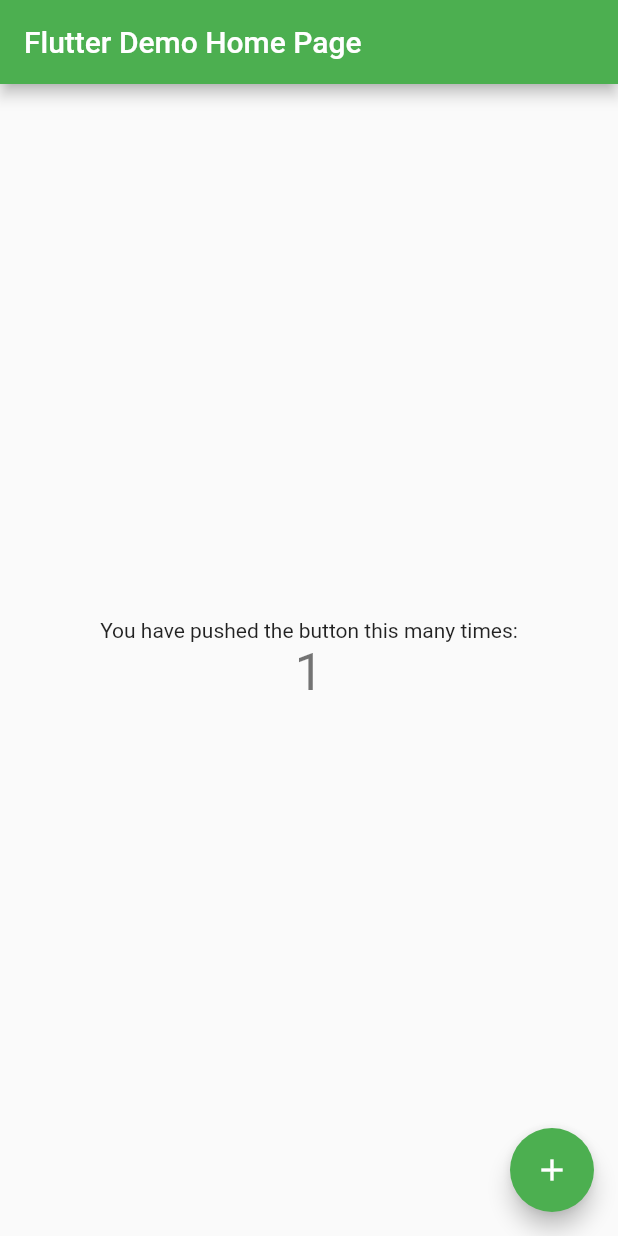
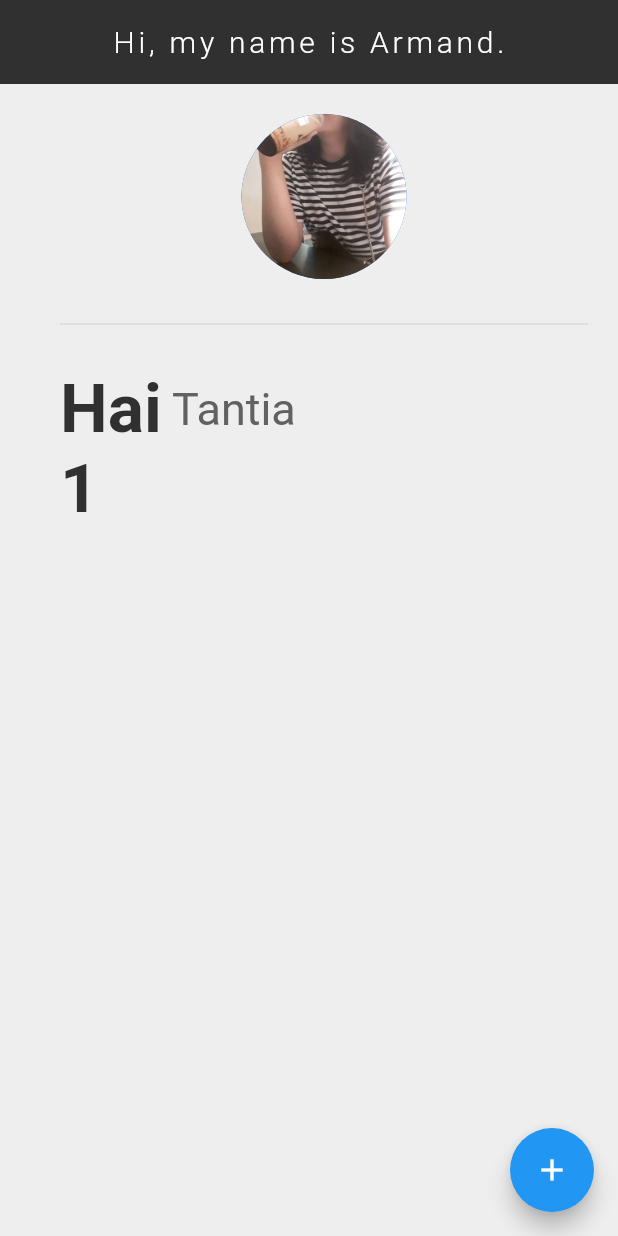
Before and after one commit to Alfariziarmand/fluttercourse, a Flutter app: the screen it shows after launch, after a tap on the "add" icon, on a phone screen of 412 x 824 dp. Run offline on Flutter 3.47's test engine with Material 2 defaults, Android fonts, the phone set to English and light mode, and no system bars.

Commit message:
end app-ID

```diff
--- a/lib/main.dart
+++ b/lib/main.dart
@@ -1,111 +1,85 @@
 import 'package:flutter/material.dart';
 
-void main() => runApp(MyApp());
+void main() => runApp(MaterialApp(
+  home: IdCard(),
+));
 
-class MyApp extends StatelessWidget {
-  // This widget is the root of your application.
+class IdCard extends StatefulWidget {
+  @override
+  _IdCardState createState() => _IdCardState();
+}
+
+class _IdCardState extends State<IdCard> {
+  int mylevel = 0;
   @override
   Widget build(BuildContext context) {
-    return MaterialApp(
-      title: 'Flutter Demo',
-      theme: ThemeData(
-        // This is the theme of your application.
-        //
-        // Try running your application with "flutter run". You'll see the
-        // application has a blue toolbar. Then, without quitting the app, try
-        // changing the primarySwatch below to Colors.green and then invoke
-        // "hot reload" (press "r" in the console where you ran "flutter run",
-        // or simply save your changes to "hot reload" in a Flutter IDE).
-        // Notice that the counter didn't reset back to zero; the application
-        // is not restarted.
-        primarySwatch: Colors.green,
+    return Scaffold(
+      floatingActionButton: FloatingActionButton(
+        onPressed: (){
+          setState(() {
+            mylevel += 1;
+          });
+        }, //onPressed
+        child: Icon(
+          Icons.add
         ),
-      home: MyHomePage(title: 'Flutter Demo Home Page'),
-    );
-  }
-}
-
-class MyHomePage extends StatefulWidget {
-  MyHomePage({Key key, this.title}) : super(key: key);
-
-  // This widget is the home page of your application. It is stateful, meaning
-  // that it has a State object (defined below) that contains fields that affect
-  // how it looks.
-
-  // This class is the configuration for the state. It holds the values (in this
-  // case the title) provided by the parent (in this case the App widget) and
-  // used by the build method of the State. Fields in a Widget subclass are
-  // always marked "final".
-
-  final String title;
-
-  @override
-  _MyHomePageState createState() => _MyHomePageState();
-}
-
-class _MyHomePageState extends State<MyHomePage> {
-  int _counter = 0;
-
-  void _incrementCounter() {
-    setState(() {
-      // This call to setState tells the Flutter framework that something has
-      // changed in this State, which causes it to rerun the build method below
-      // so that the display can reflect the updated values. If we changed
-      // _counter without calling setState(), then the build method would not be
-      // called again, and so nothing would appear to happen.
-      _counter++;
-    });
-  }
-
-  @override
-  Widget build(BuildContext context) {
-    // This method is rerun every time setState is called, for instance as done
-    // by the _incrementCounter method above.
-    //
-    // The Flutter framework has been optimized to make rerunning build methods
-    // fast, so that you can just rebuild anything that needs updating rather
-    // than having to individually change instances of widgets.
-    return Scaffold(
-      appBar: AppBar(
-        // Here we take the value from the MyHomePage object that was created by
-        // the App.build method, and use it to set our appbar title.
-        title: Text(widget.title),
       ),
-      body: Center(
-        // Center is a layout widget. It takes a single child and positions it
-        // in the middle of the parent.
+      backgroundColor: Colors.grey[200],
+      body: Padding(
+        padding: EdgeInsets.fromLTRB(40, 20, 20, 20),
+        child: Container(
           child: Column(
-          // Column is also a layout widget. It takes a list of children and
-          // arranges them vertically. By default, it sizes itself to fit its
-          // children horizontally, and tries to be as tall as its parent.
-          //
-          // Invoke "debug painting" (press "p" in the console, choose the
-          // "Toggle Debug Paint" action from the Flutter Inspector in Android
-          // Studio, or the "Toggle Debug Paint" command in Visual Studio Code)
-          // to see the wireframe for each widget.
-          //
-          // Column has various properties to control how it sizes itself and
-          // how it positions its children. Here we use mainAxisAlignment to
-          // center the children vertically; the main axis here is the vertical
-          // axis because Columns are vertical (the cross axis would be
-          // horizontal).
-          mainAxisAlignment: MainAxisAlignment.center,
+            crossAxisAlignment: CrossAxisAlignment.start,
             children: <Widget>[
-            Text(
-              'You have pushed the button this many times:',
+              Center(
+                child: CircleAvatar(
+                  backgroundImage: AssetImage('images/tantia.jpg'),
+                  radius: 55.0,
                 ),
-            Text(
-              '$_counter',
-              style: Theme.of(context).textTheme.display1,
+              ),
+              Divider(
+                height: 60.0,
+              ),
+              Row(
+                crossAxisAlignment: CrossAxisAlignment.center,
+                children: <Widget>[
+                  Text("Hai",
+                  style: TextStyle(
+                    color: Colors.grey[850],
+                    fontWeight: FontWeight.w700,
+                    fontSize: 45.0,
+                  ),
+                  ),
+                  Text(" Tantia",
+                  style: TextStyle(
+                      color: Colors.grey[700],
+                    fontSize: 30.0
+                    ),
+                  )
+                ],
+              ),
+              Text("$mylevel",
+                style: TextStyle(
+                  color: Colors.grey[850],
+                  fontWeight: FontWeight.w700,
+                  fontSize: 45.0,
+                ),
               ),
             ],
           ),
         ),
-      floatingActionButton: FloatingActionButton(
-        onPressed: _incrementCounter,
-        tooltip: 'Increment',
-        child: Icon(Icons.add),
-      ), // This trailing comma makes auto-formatting nicer for build methods.
+      ),
+      appBar: AppBar(
+        title: Text('Hi, my name is Armand.',
+        style: TextStyle(
+          letterSpacing: 2.5,
+          fontWeight: FontWeight.w300,
+          ),
+        ),
+        centerTitle: true,
+        backgroundColor: Colors.grey[850],
+        elevation: 0,
+      ),
     );
   }
 }
--- a/pubspec.yaml
+++ b/pubspec.yaml
@@ -41,8 +41,8 @@ flutter:
   uses-material-design: true
 
   # To add assets to your application, add an assets section, like this:
-  # assets:
-  #  - images/a_dot_burr.jpeg
+  assets:
+   - images/tantia.jpg
   #  - images/a_dot_ham.jpeg
 
   # An image asset can refer to one or more resolution-specific "variants", see
```
Also changed, not shown: images/tantia.jpg (added), 1 other file. Lines whose indentation alone changed are shown as unchanged.
